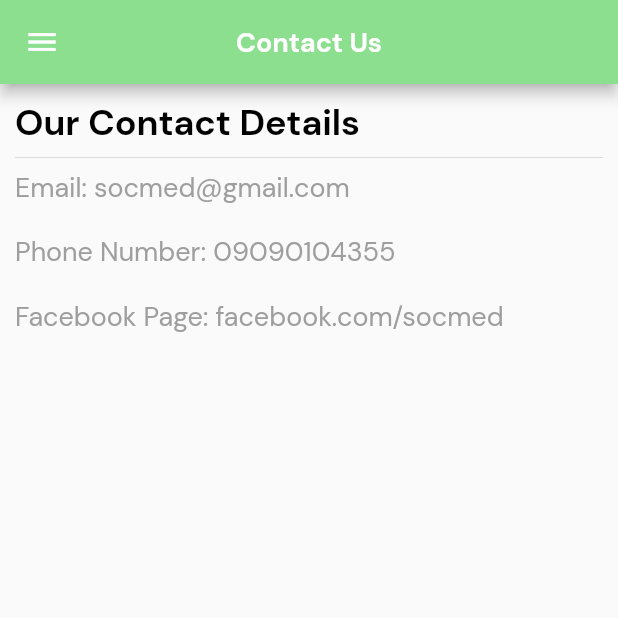
After one commit to lansoyyy/socmed, a Flutter app: the ContactusScreen screen opened directly, on a phone screen of 412 x 824 dp, the top half of it. The commit adds this screen. Run offline on Flutter 3.47's test engine with Material 2 defaults, Android fonts, the light colour scheme and no system bars; our stand-ins replace fluttertoast, get_storage; accounts and stored records are empty.

Commit message:
added contact and about us page

```diff
--- /dev/null
+++ b/lib/screens/contactus_screen.dart
@@ -0,0 +1,66 @@
+import 'package:flutter/material.dart';
+
+import '../utils/colors.dart';
+import '../widgets/drawer_widget.dart';
+import '../widgets/text_widget.dart';
+
+class ContactusScreen extends StatelessWidget {
+  const ContactusScreen({super.key});
+
+  @override
+  Widget build(BuildContext context) {
+    return Scaffold(
+      drawer: const DrawerWidget(),
+      appBar: AppBar(
+        backgroundColor: primary,
+        title: TextWidget(
+          text: 'Contact Us',
+          fontSize: 18,
+          color: Colors.white,
+          fontFamily: 'Bold',
+        ),
+        centerTitle: true,
+      ),
+      body: Padding(
+        padding: const EdgeInsets.all(10.0),
+        child: SingleChildScrollView(
+          child: Column(
+            crossAxisAlignment: CrossAxisAlignment.start,
+            children: [
+              TextWidget(
+                text: 'Our Contact Details',
+                fontSize: 24,
+                fontFamily: 'Bold',
+              ),
+              const Divider(),
+              TextWidget(
+                text: 'Email: socmed@gmail.com',
+                fontSize: 18,
+                fontFamily: 'Regular',
+                color: Colors.grey,
+              ),
+              const SizedBox(
+                height: 20,
+              ),
+              TextWidget(
+                text: 'Phone Number: 09090104355',
+                fontSize: 18,
+                fontFamily: 'Regular',
+                color: Colors.grey,
+              ),
+              const SizedBox(
+                height: 20,
+              ),
+              TextWidget(
+                text: 'Facebook Page: facebook.com/socmed',
+                fontSize: 18,
+                fontFamily: 'Regular',
+                color: Colors.grey,
+              ),
+            ],
+          ),
+        ),
+      ),
+    );
+  }
+}
--- a/lib/screens/login_screen.dart
+++ b/lib/screens/login_screen.dart
@@ -61,7 +61,6 @@ class _LoginScreenState extends State<LoginScreen> {
                 onPressed: () {
                   if (emailController.text != box.read('email') ||
                       passwordController.text != box.read('password')) {
-                    print(box.read('email'));
                     showToast('Invalid account! Please try again');
                   } else {
                     showToast('Logged in succesfully!');
```
Also changed, not shown: lib/screens/aboutus_screen.dart (added, +49 -0 lines), lib/widgets/drawer_widget.dart (+6 -4 lines).
